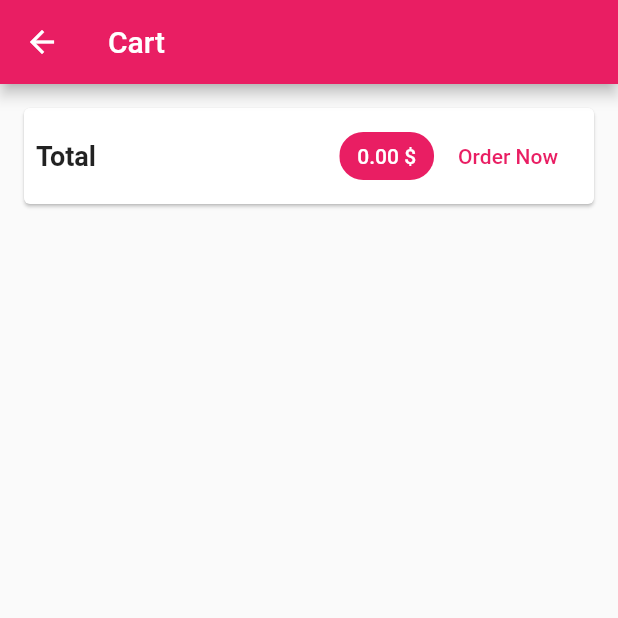
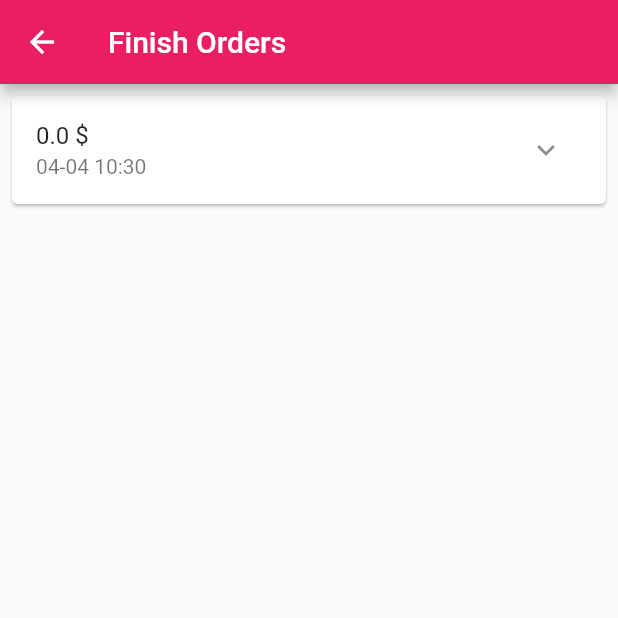
Before and after one commit to FadyFouad/shop_flutter_app, a Flutter app: the CartScreen screen opened by its route, after a tap on "Order Now", on a phone screen of 412 x 824 dp, the top half of it. Run offline on Flutter 3.47's test engine with Material 2 defaults, Android fonts, the phone set to English and light mode, and no system bars; network calls fail.

Commit message:
OrderScreen

```diff
--- a/lib/main.dart
+++ b/lib/main.dart
@@ -1,8 +1,10 @@
 import 'package:flutter/material.dart';
 import 'package:provider/provider.dart';
 import 'package:shopflutterapp/providers/cart.dart';
+import 'package:shopflutterapp/providers/orders.dart';
 import 'package:shopflutterapp/providers/products.dart';
 import 'package:shopflutterapp/screens/cart_screen.dart';
+import 'package:shopflutterapp/screens/orders_screen.dart';
 import 'package:shopflutterapp/screens/product_detail_screen.dart';
 import 'package:shopflutterapp/screens/product_overview_screen.dart';
 
@@ -16,6 +18,7 @@ class MyApp extends StatelessWidget {
       providers: [
         ChangeNotifierProvider.value(value: Products()),
         ChangeNotifierProvider.value(value: Cart()),
+        ChangeNotifierProvider.value(value: Orders()),
       ],
       child: MaterialApp(
         title: 'Shop App',
@@ -26,6 +29,7 @@ class MyApp extends StatelessWidget {
         routes: {
           ProductDetailsScreen.routeName: (context) => ProductDetailsScreen(),
           CartScreen.routeName: (context) => CartScreen(),
+          OrderScreen.routeName: (context) => OrderScreen(),
         },
       ),
     );
--- a/lib/providers/cart.dart
+++ b/lib/providers/cart.dart
@@ -63,6 +63,11 @@ class Cart with ChangeNotifier {
       notifyListeners();
     });
   }
+
+  void clearCart() {
+    _cartItems = {};
+    notifyListeners();
+  }
 }
 
 class CartItem {
--- /dev/null
+++ b/lib/providers/orders.dart
@@ -0,0 +1,36 @@
+import 'package:flutter/material.dart';
+import 'package:shopflutterapp/providers/cart.dart';
+
+///****************************************************
+///*** Created by Fady Fouad on 04-Apr-20 at 17:10.***
+///****************************************************
+
+class Orders with ChangeNotifier {
+  List<Order> _orders = [];
+
+  List<Order> get orders => [..._orders];
+
+  void addOrder(List<CartItem> cartList, double total) {
+    _orders.insert(
+        0,
+        Order(
+            id: DateTime.now().toString(),
+            amount: total,
+            products: cartList,
+            date: DateTime.now()));
+    notifyListeners();
+  }
+}
+
+class Order {
+  final String id;
+  final double amount;
+  final List<CartItem> products;
+  final DateTime date;
+
+  Order(
+      {@required this.id,
+      @required this.amount,
+      @required this.products,
+      @required this.date});
+}
--- a/lib/screens/cart_screen.dart
+++ b/lib/screens/cart_screen.dart
@@ -2,6 +2,8 @@ import 'package:flutter/cupertino.dart';
 import 'package:flutter/material.dart';
 import 'package:provider/provider.dart';
 import 'package:shopflutterapp/providers/cart.dart';
+import 'package:shopflutterapp/providers/orders.dart';
+import 'package:shopflutterapp/screens/orders_screen.dart';
 import 'package:shopflutterapp/widgets/cart_widget.dart';
 
 ///****************************************************
@@ -14,6 +16,7 @@ class CartScreen extends StatelessWidget {
   @override
   Widget build(BuildContext context) {
     final myCart = Provider.of<Cart>(context);
+    final orders = Provider.of<Orders>(context);
     return Scaffold(
       appBar: AppBar(
         title: Text('Cart'),
@@ -45,7 +48,13 @@ class CartScreen extends StatelessWidget {
                     FlatButton(
                       child: Text('Order Now'),
                       textColor: Theme.of(context).accentColor,
-                      onPressed: () {},
+                      onPressed: () {
+                        orders.addOrder(
+                            myCart.cartItems.values.toList(),
+                            myCart.getTotalMoney);
+                        Navigator.of(context).pushNamed(OrderScreen.routeName);
+                        myCart.clearCart();
+                      },
                     ),
                   ],
                 ),
--- /dev/null
+++ b/lib/screens/orders_screen.dart
@@ -0,0 +1,32 @@
+import 'package:flutter/material.dart';
+import 'package:provider/provider.dart';
+import 'package:shopflutterapp/providers/orders.dart';
+import 'package:shopflutterapp/widgets/order_widget.dart';
+
+///****************************************************
+///*** Created by Fady Fouad on 04-Apr-20 at 19:46.***
+///****************************************************
+
+class OrderScreen extends StatelessWidget {
+  static const routeName = 'OrderScreen';
+
+  @override
+  Widget build(BuildContext context) {
+    final orders = Provider.of<Orders>(context);
+    return Scaffold(
+      appBar: AppBar(
+        title: Text('Finish Orders'),
+      ),
+      body: Container(
+        child: ListView.builder(
+          itemBuilder: (context, index) {
+            return OrderWidget(
+              order: orders.orders[index],
+            );
+          },
+          itemCount: orders.orders.length,
+        ),
+      ),
+    );
+  }
+}
--- a/lib/widgets/cart_widget.dart
+++ b/lib/widgets/cart_widget.dart
@@ -30,9 +30,22 @@ class CartWidget extends StatelessWidget {
         },
         background: Container(
           color: Theme.of(context).errorColor,
-          child: Icon(
-            Icons.delete,
-            color: Colors.white,
+          child: Row(
+            mainAxisAlignment: MainAxisAlignment.end,
+            children: <Widget>[
+              Icon(
+                Icons.delete,
+                color: Colors.white,
+              ),
+              Text(
+                " Delete",
+                style: TextStyle(
+                  color: Colors.white,
+                  fontWeight: FontWeight.w700,
+                ),
+                textAlign: TextAlign.right,
+              ),
+            ],
           ),
           alignment: Alignment.centerRight,
           padding: EdgeInsets.all(8.0),
--- /dev/null
+++ b/lib/widgets/order_widget.dart
@@ -0,0 +1,34 @@
+import 'package:flutter/material.dart';
+import 'package:intl/intl.dart';
+import 'package:shopflutterapp/providers/orders.dart';
+
+///****************************************************
+///*** Created by Fady Fouad on 04-Apr-20 at 19:51.***
+///****************************************************
+
+class OrderWidget extends StatelessWidget {
+  final Order order;
+
+  const OrderWidget({Key key, this.order}) : super(key: key);
+
+  @override
+  Widget build(BuildContext context) {
+    return Container(
+      child: Card(
+        margin: EdgeInsets.all(8.0),
+        child: Column(
+          children: <Widget>[
+            ListTile(
+              title: Text('${order.amount} \$'),
+              subtitle: Text(DateFormat('dd-MM hh:mm').format(order.date)),
+              trailing: IconButton(
+                icon: Icon(Icons.expand_more),
+                onPressed: () {},
+              ),
+            ),
+          ],
+        ),
+      ),
+    );
+  }
+}
--- a/pubspec.yaml
+++ b/pubspec.yaml
@@ -20,6 +20,7 @@ dependencies:
   flutter:
     sdk: flutter
   provider: ^4.0.4
+  intl: ^0.16.1
 
   # The following adds the Cupertino Icons font to your application.
   # Use with the CupertinoIcons class for iOS style icons.
```
Also changed, not shown: pubspec.lock.
